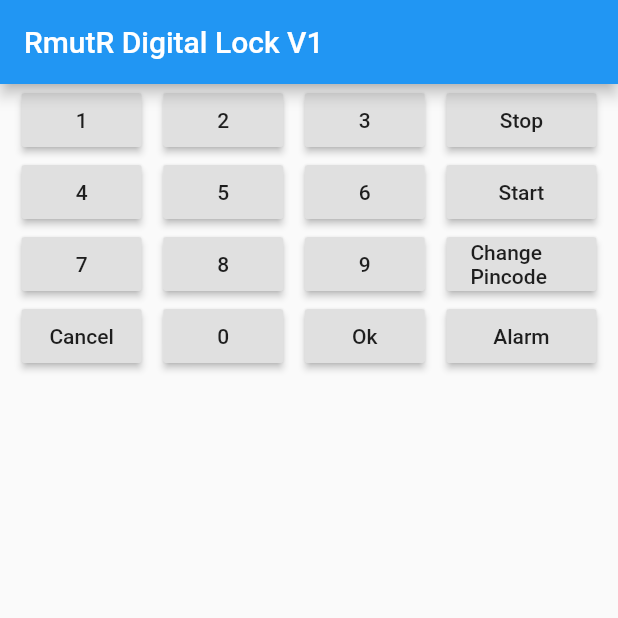
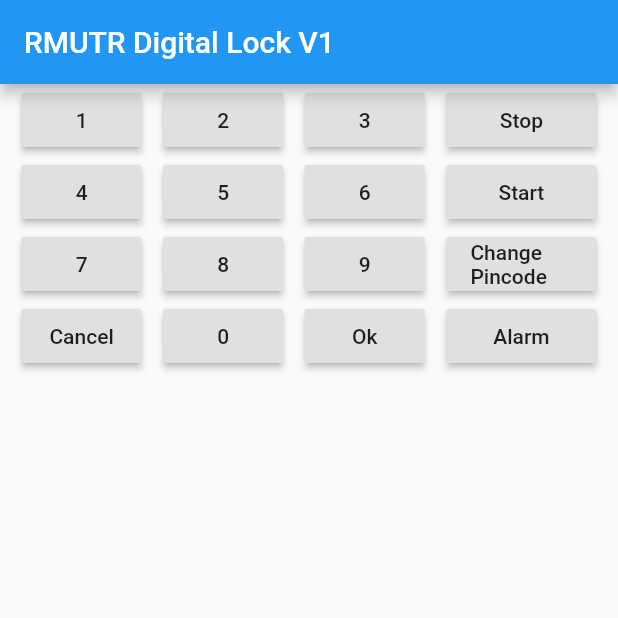
Before and after one commit to rmutr/Digital_Lock_V1_Flutter, a Flutter app: the screen it shows after launch, on a phone screen of 412 x 824 dp, the top half of it. Run offline on Flutter 3.47's test engine with Material 2 defaults, Android fonts, the phone set to English and light mode, and no system bars; our stand-ins replace flutter_blue, wakelock.

Commit message:
Clear source.

```diff
--- a/lib/main.dart
+++ b/lib/main.dart
@@ -397,7 +397,7 @@ class _DigitalLockState extends State<DigitalLock> {
   Widget build(BuildContext context) {
     return Scaffold(
       appBar: AppBar(
-        title: Text("RmutR Digital Lock V1"),
+        title: Text("RMUTR Digital Lock V1"),
       ),
       body: dlKeyPad(),
     );
```
